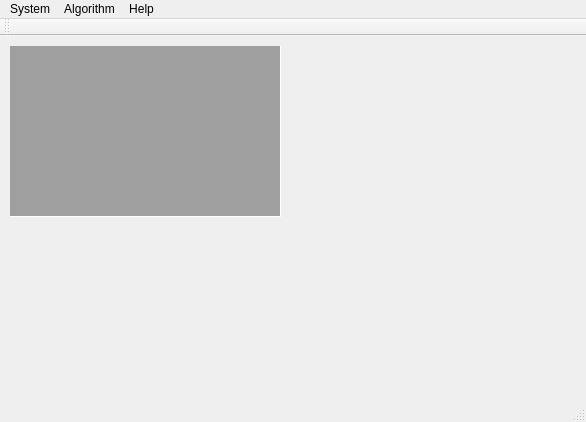
Old version of the form mainwindow.ui in the repository jorgemedra/Algorithms.
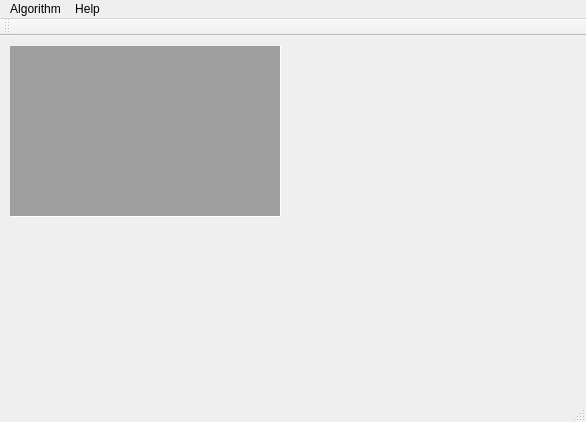
New version of the form.

```diff
--- a/mainwindow.ui
+++ b/mainwindow.ui
@@ -46,12 +46,6 @@
    <property name="nativeMenuBar">
     <bool>true</bool>
    </property>
-   <widget class="QMenu" name="menuAlgorithms">
-    <property name="title">
-     <string>System</string>
-    </property>
-    <addaction name="actionLogs"/>
-   </widget>
    <widget class="QMenu" name="menuSystem">
     <property name="title">
      <string>Algorithm</string>
@@ -85,7 +79,6 @@
     <addaction name="separator"/>
     <addaction name="actionAbout"/>
    </widget>
-   <addaction name="menuAlgorithms"/>
    <addaction name="menuSystem"/>
    <addaction name="menuHelp"/>
   </widget>
```
Left out of the diff: 10 changed lines with no effect on the pictures.
